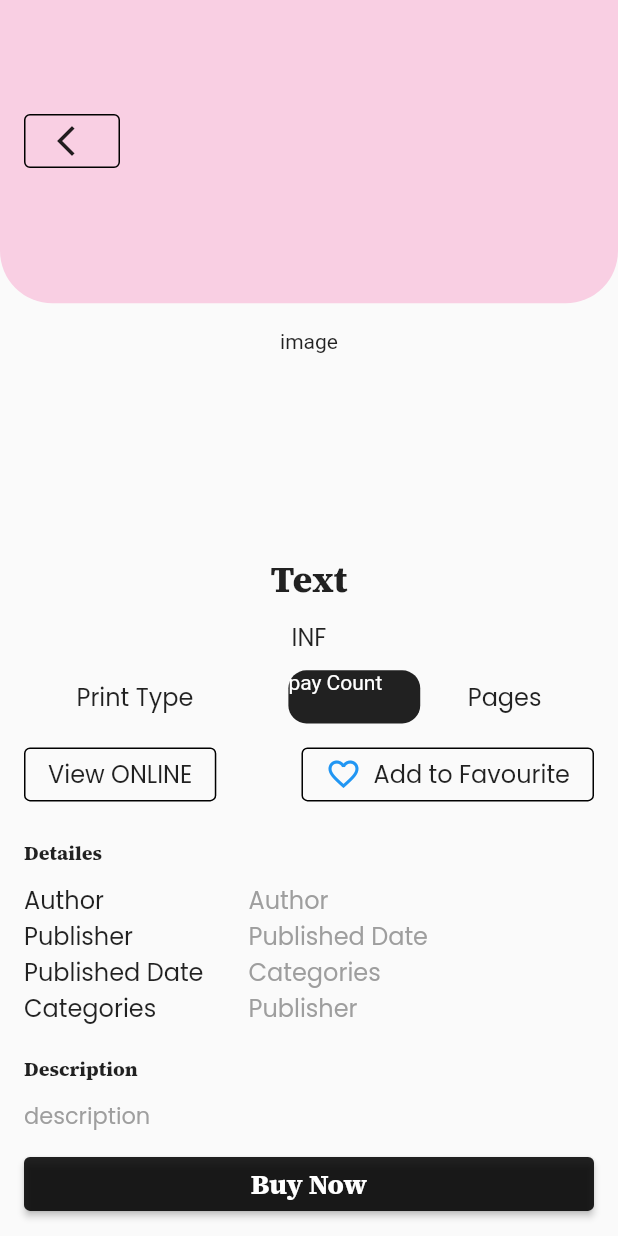
After one commit to AdhamALmeklhafi/book_app_provider, a Flutter app: the DetailScreen screen opened directly, on a phone screen of 412 x 824 dp. The commit adds this screen. Run offline on Flutter 3.47's test engine with Material 2 defaults, Android fonts, the phone set to English and light mode, and no system bars; drawn by our look-alikes of readmore; our stand-ins replace google_fonts; network calls fail.

Commit message:
second commit

```diff
--- /dev/null
+++ b/lib/View/Screens/DetailesScreen.dart
@@ -0,0 +1,264 @@
+// ignore_for_file: unnecessary_const
+
+import 'package:book_lab/constantsApp/SizeOfConfig.dart';
+import 'package:book_lab/constantsApp/constants.dart';
+import 'package:flutter/material.dart';
+import 'package:readmore/readmore.dart';
+
+class DetailScreen extends StatefulWidget {
+  DetailScreen({Key? key, this.boxColor}) : super(key: key);
+
+  final Color? boxColor;
+
+  @override
+  State<DetailScreen> createState() => _DetailScreenState();
+}
+
+class _DetailScreenState extends State<DetailScreen> {
+  @override
+  Widget build(BuildContext context) {
+    return Scaffold(
+      body: SingleChildScrollView(
+        child: Column(
+          children: [
+            SizedBox(
+              height: SizeOfConfig.calculateH(context: context, number: 350),
+              child: Stack(
+                children: [
+                  Container(
+                    width: double.maxFinite,
+                    height:
+                        SizeOfConfig.calculateH(context: context, number: 200),
+                    decoration: BoxDecoration(
+                      color: widget.boxColor ?? const Color(0xffF9CFE3),
+                      borderRadius: const BorderRadius.only(
+                        bottomLeft: const Radius.circular(35),
+                        bottomRight: const Radius.circular(35),
+                      ),
+                    ),
+                  ),
+                  Positioned(
+                    left: 0,
+                    right: 0,
+                    bottom: 0,
+                    child: Container(
+                      height: SizeOfConfig.calculateH(
+                          context: context, number: 250),
+                      alignment: Alignment.center,
+                      child: Text('image'),
+                    ),
+                  ),
+                  Positioned(
+                    top: 70,
+                    left: 16,
+                    child: OutlinedButton.icon(
+                      onPressed: () {
+                        Navigator.pop(context);
+                      },
+                      style: OutlinedButton.styleFrom(
+                        side: const BorderSide(
+                          width: 1,
+                        ),
+                      ),
+                      icon: Icon(
+                        Icons.arrow_back_ios_new,
+                        color: AppColors.black,
+                      ),
+                      label: const Text(""),
+                    ),
+                  ),
+                ],
+              ),
+            ),
+            Container(
+              padding: const EdgeInsets.all(16),
+              child: Column(
+                crossAxisAlignment: CrossAxisAlignment.stretch,
+                children: [
+                  Text(
+                    "Text",
+                    textAlign: TextAlign.center,
+                    style: Theme.of(context)
+                        .textTheme
+                        .headline1
+                        ?.copyWith(fontSize: 24),
+                  ),
+                  const SizedBox(
+                    height: 10,
+                  ),
+                  Text(
+                    "inf".toUpperCase(),
+                    textAlign: TextAlign.center,
+                    style: Theme.of(context).textTheme.headline4,
+                  ),
+                  const SizedBox(
+                    height: 10,
+                  ),
+                  Padding(
+                    padding: const EdgeInsets.symmetric(
+                      horizontal: 35,
+                    ),
+                    child: Row(
+                      crossAxisAlignment: CrossAxisAlignment.center,
+                      mainAxisAlignment: MainAxisAlignment.spaceBetween,
+                      children: [
+                        Text(
+                          "Print Type",
+                          style: Theme.of(context).textTheme.headline4,
+                        ),
+                        const Spacer(
+                          flex: 2,
+                        ),
+                        Container(
+                          height: SizeOfConfig.calculateH(
+                              context: context, number: 35),
+                          width: SizeOfConfig.calculateW(
+                              context: context, number: 80),
+                          decoration: BoxDecoration(
+                            color: AppColors.black,
+                            borderRadius: BorderRadius.circular(12),
+                          ),
+                          child: Text(
+                            "pay Count",
+                            style: const TextStyle(color: Colors.white),
+                          ),
+                        ),
+                        const Spacer(),
+                        Text("Pages",
+                            style: Theme.of(context).textTheme.headline4),
+                      ],
+                    ),
+                  ),
+                  const SizedBox(
+                    height: 10,
+                  ),
+                  Row(
+                    mainAxisAlignment: MainAxisAlignment.spaceBetween,
+                    children: [
+                      OutlinedButton(
+                        onPressed: () async {},
+                        style: OutlinedButton.styleFrom(
+                          side: const BorderSide(
+                            width: 1,
+                          ),
+                        ),
+                        child: Text("View ONLINE",
+                            style: Theme.of(context).textTheme.headline4),
+                      ),
+                      OutlinedButton.icon(
+                        onPressed: () {},
+                        style: OutlinedButton.styleFrom(
+                          side: const BorderSide(
+                            width: 1,
+                          ),
+                        ),
+                        icon: Icon(Icons.favorite_outline),
+                        label: Text(
+                          "Add to Favourite",
+                          style: Theme.of(context).textTheme.headline4,
+                        ),
+                      ),
+                    ],
+                  ),
+                  const SizedBox(
+                    height: 20,
+                  ),
+                  Text(
+                    "Detailes",
+                    style: Theme.of(context).textTheme.headline2,
+                  ),
+                  const SizedBox(
+                    height: 10,
+                  ),
+                  SizedBox(
+                    child: Row(
+                      children: [
+                        Column(
+                          mainAxisAlignment: MainAxisAlignment.spaceBetween,
+                          crossAxisAlignment: CrossAxisAlignment.start,
+                          children: [
+                            BuildText(context, "Author"),
+                            BuildText(context, "Publisher"),
+                            BuildText(context, "Published Date"),
+                            BuildText(context, "Categories"),
+                          ],
+                        ),
+                        const SizedBox(
+                          width: 30,
+                        ),
+                        Expanded(
+                          child: Column(
+                            mainAxisAlignment: MainAxisAlignment.spaceBetween,
+                            crossAxisAlignment: CrossAxisAlignment.start,
+                            children: [
+                              BuildTextBold(context, "Author"),
+                              BuildTextBold(context, "Published Date"),
+                              BuildTextBold(context, "Categories"),
+                              BuildTextBold(context, "Publisher"),
+                            ],
+                          ),
+                        ),
+                      ],
+                    ),
+                  ),
+                  const SizedBox(
+                    height: 20,
+                  ),
+                  Text(
+                    "Description",
+                    style: Theme.of(context).textTheme.headline2,
+                  ),
+                  const SizedBox(
+                    height: 10,
+                  ),
+                  ReadMoreText(
+                    "description",
+                    trimLines: 6,
+                    colorClickableText: AppColors.black,
+                    trimMode: TrimMode.Line,
+                    trimCollapsedText: 'Show more',
+                    style: Theme.of(context)
+                        .textTheme
+                        .headline5
+                        ?.copyWith(fontSize: 15),
+                    trimExpandedText: 'Show less',
+                  ),
+                  const SizedBox(
+                    height: 10,
+                  ),
+                  ElevatedButton(
+                    onPressed: () async {},
+                    style: ElevatedButton.styleFrom(
+                      primary: AppColors.black,
+                    ),
+                    child: Text(
+                      "Buy Now",
+                      style: Theme.of(context)
+                          .textTheme
+                          .headline2
+                          ?.copyWith(fontSize: 18, color: Colors.white),
+                    ),
+                  ),
+                ],
+              ),
+            ),
+          ],
+        ),
+      ),
+    );
+  }
+
+  Text BuildTextBold(BuildContext context, String text) {
+    return Text(
+      text,
+      style: Theme.of(context).textTheme.headline5?.copyWith(fontSize: 16),
+    );
+  }
+
+  Text BuildText(BuildContext context, String inf) {
+    return Text(
+      inf,
+      style: Theme.of(context).textTheme.headline4,
+    );
+  }
+}
```
Also changed, not shown: lib/View/Screens/BookList.dart (+16 -1 lines), lib/View/Screens/Categories.dart (added, +106 -0 lines).
